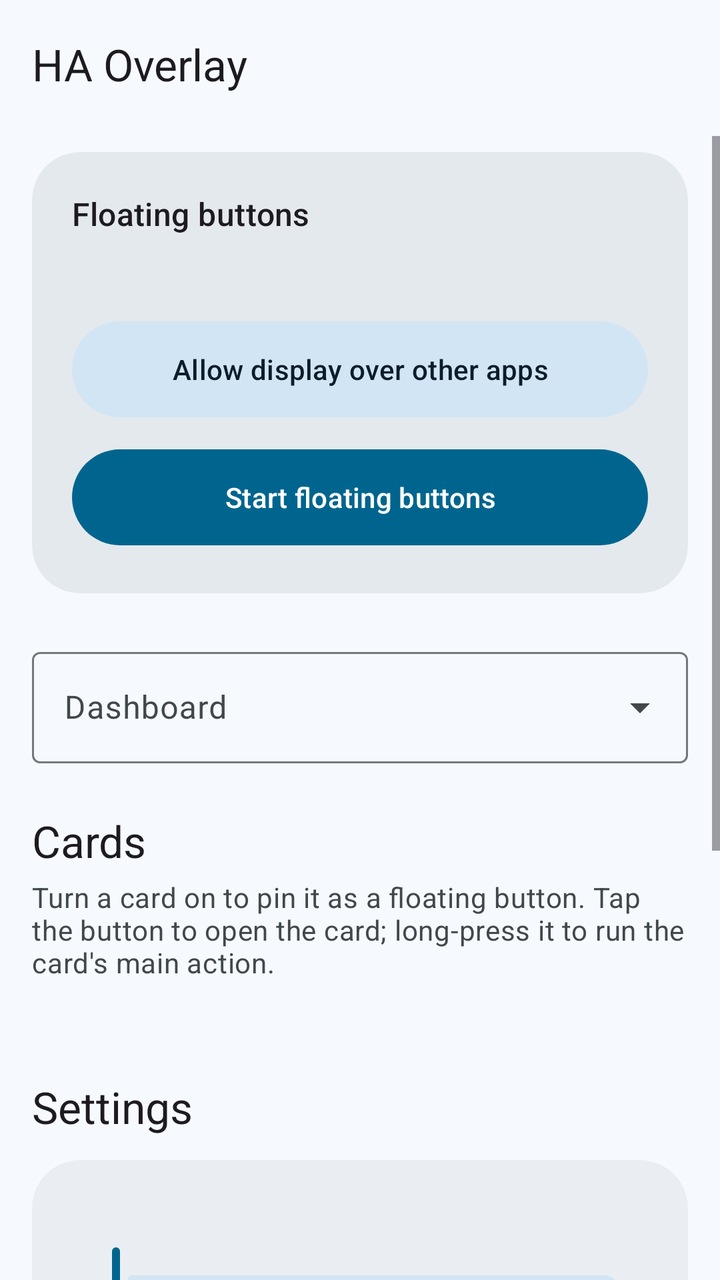
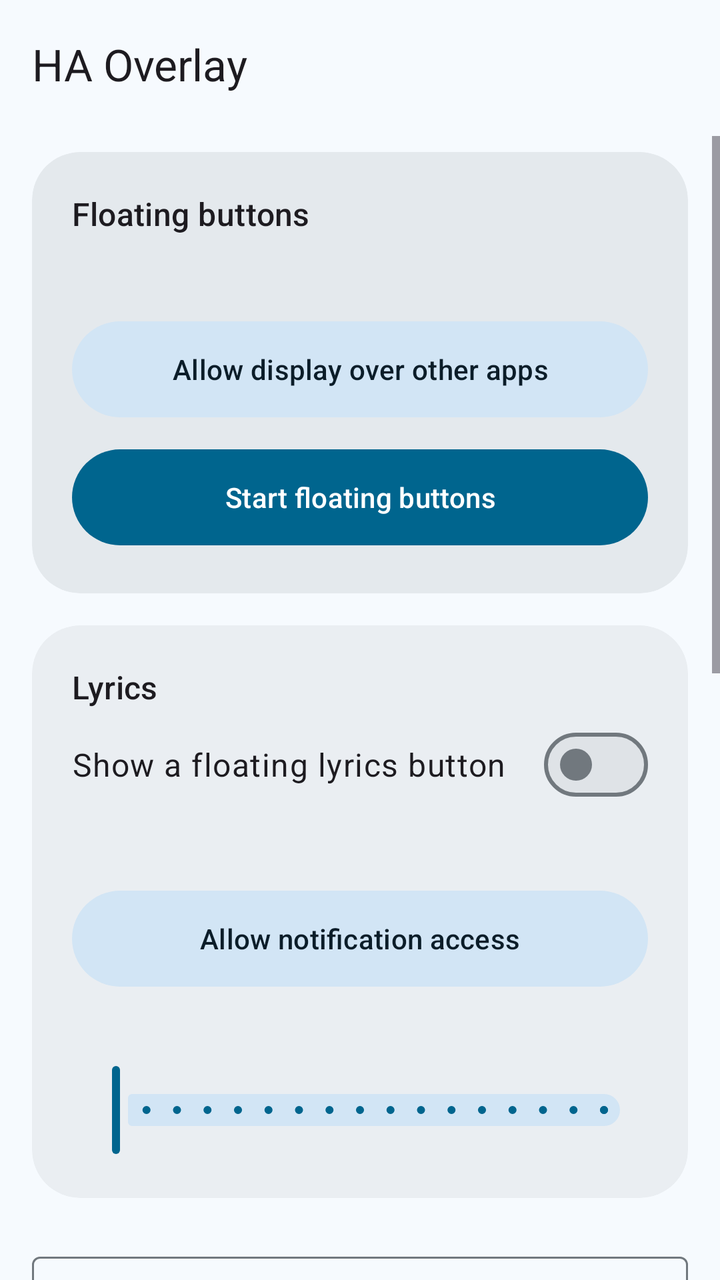

Before-and-after screenshots of an Android layout around one commit, followed by the original layout XML and the change that was made.
<!-- AndroidManifest.xml: application theme Theme.HAOverlay -->
<!-- res/layout/activity_main.xml -->
<?xml version="1.0" encoding="utf-8"?>
<LinearLayout xmlns:android="http://schemas.android.com/apk/res/android"
    xmlns:app="http://schemas.android.com/apk/res-auto"
    android:layout_width="match_parent"
    android:layout_height="match_parent"
    android:background="?android:attr/colorBackground"
    android:fitsSystemWindows="true"
    android:orientation="vertical">

    <com.google.android.material.appbar.MaterialToolbar
        android:id="@+id/toolbar"
        android:layout_width="match_parent"
        android:layout_height="?attr/actionBarSize"
        app:subtitleTextAppearance="?attr/textAppearanceBodySmall"
        app:title="@string/app_name" />

    <com.google.android.material.progressindicator.LinearProgressIndicator
        android:id="@+id/progress"
        android:layout_width="match_parent"
        android:layout_height="wrap_content"
        android:indeterminate="true"
        android:visibility="invisible" />

    <ScrollView
        android:layout_width="match_parent"
        android:layout_height="0dp"
        android:layout_weight="1">

        <LinearLayout
            android:layout_width="match_parent"
            android:layout_height="wrap_content"
            android:orientation="vertical"
            android:paddingStart="16dp"
            android:paddingTop="8dp"
            android:paddingEnd="16dp"
            android:paddingBottom="32dp">

            
            <com.google.android.material.card.MaterialCardView
                style="@style/Widget.Material3.CardView.Filled"
                android:layout_width="match_parent"
                android:layout_height="wrap_content"
                app:cardBackgroundColor="?attr/colorSurfaceContainerHigh"
                app:cardCornerRadius="24dp">

                <LinearLayout
                    android:layout_width="match_parent"
                    android:layout_height="wrap_content"
                    android:orientation="vertical"
                    android:padding="20dp">

                    <TextView
                        android:layout_width="wrap_content"
                        android:layout_height="wrap_content"
                        android:text="@string/overlay_title"
                        android:textAppearance="?attr/textAppearanceTitleMedium" />

                    <TextView
                        android:id="@+id/overlay_status"
                        android:layout_width="match_parent"
                        android:layout_height="wrap_content"
                        android:layout_marginTop="4dp"
                        android:textAppearance="?attr/textAppearanceBodyMedium"
                        android:textColor="?attr/colorOnSurfaceVariant" />

                    <com.google.android.material.button.MaterialButton
                        android:id="@+id/grant_overlay"
                        style="@style/Widget.Material3.Button.TonalButton"
                        android:layout_width="match_parent"
                        android:layout_height="wrap_content"
                        android:layout_marginTop="16dp"
                        android:minHeight="56dp"
                        android:text="@string/grant_overlay" />

                    <com.google.android.material.button.MaterialButton
                        android:id="@+id/start_stop"
                        android:layout_width="match_parent"
                        android:layout_height="wrap_content"
                        android:layout_marginTop="8dp"
                        android:minHeight="56dp"
                        android:text="@string/start_overlay" />
                </LinearLayout>
            </com.google.android.material.card.MaterialCardView>

            
            <com.google.android.material.textfield.TextInputLayout
                android:id="@+id/dashboard_layout"
                style="@style/Widget.Material3.TextInputLayout.OutlinedBox.ExposedDropdownMenu"
                android:layout_width="match_parent"
                android:layout_height="wrap_content"
                android:layout_marginTop="24dp"
                android:hint="@string/dashboard">

                <com.google.android.material.textfield.MaterialAutoCompleteTextView
                    android:id="@+id/dashboard_input"
                    android:layout_width="match_parent"
                    android:layout_height="wrap_content"
                    android:inputType="none" />
            </com.google.android.material.textfield.TextInputLayout>

            <TextView
                android:layout_width="wrap_content"
                android:layout_height="wrap_content"
                android:layout_marginTop="24dp"
                android:text="@string/cards_title"
                android:textAppearance="?attr/textAppearanceTitleLarge" />

            <TextView
                android:layout_width="match_parent"
                android:layout_height="wrap_content"
                android:layout_marginTop="4dp"
                android:text="@string/cards_subtitle"
                android:textAppearance="?attr/textAppearanceBodyMedium"
                android:textColor="?attr/colorOnSurfaceVariant" />

            <TextView
                android:id="@+id/cards_message"
                android:layout_width="match_parent"
                android:layout_height="wrap_content"
                android:layout_marginTop="16dp"
                android:textAppearance="?attr/textAppearanceBodyMedium"
                android:visibility="gone" />

            <LinearLayout
                android:id="@+id/cards_container"
                android:layout_width="match_parent"
                android:layout_height="wrap_content"
                android:layout_marginTop="12dp"
                android:orientation="vertical" />

            <TextView
                android:id="@+id/other_title"
                android:layout_width="wrap_content"
                android:layout_height="wrap_content"
                android:layout_marginTop="24dp"
                android:text="@string/other_pinned"
                android:textAppearance="?attr/textAppearanceTitleMedium"
                android:visibility="gone" />

            <LinearLayout
                android:id="@+id/other_container"
                android:layout_width="match_parent"
                android:layout_height="wrap_content"
                android:layout_marginTop="12dp"
                android:orientation="vertical" />

            
            <TextView
                android:layout_width="wrap_content"
                android:layout_height="wrap_content"
                android:layout_marginTop="24dp"
                android:text="@string/settings_title"
                android:textAppearance="?attr/textAppearanceTitleLarge" />

            <com.google.android.material.card.MaterialCardView
                style="@style/Widget.Material3.CardView.Filled"
                android:layout_width="match_parent"
                android:layout_height="wrap_content"
                android:layout_marginTop="12dp"
                app:cardBackgroundColor="?attr/colorSurfaceContainer"
                app:cardCornerRadius="24dp">

                <LinearLayout
                    android:layout_width="match_parent"
                    android:layout_height="wrap_content"
                    android:orientation="vertical"
                    android:padding="20dp">

                    <TextView
                        android:id="@+id/fab_size_label"
                        android:layout_width="wrap_content"
                        android:layout_height="wrap_content"
                        android:textAppearance="?attr/textAppearanceBodyLarge" />

                    <com.google.android.material.slider.Slider
                        android:id="@+id/fab_size"
                        android:layout_width="match_parent"
                        android:layout_height="wrap_content"
                        android:stepSize="4"
                        android:valueFrom="40"
                        android:valueTo="120" />

                    <TextView
                        android:id="@+id/panel_width_label"
                        android:layout_width="wrap_content"
                        android:layout_height="wrap_content"
                        android:layout_marginTop="8dp"
                        android:textAppearance="?attr/textAppearanceBodyLarge" />

                    <com.google.android.material.slider.Slider
                        android:id="@+id/panel_width"
                        android:layout_width="match_parent"
                        android:layout_height="wrap_content"
                        android:stepSize="20"
                        android:valueFrom="280"
                        android:valueTo="640" />

                    <com.google.android.material.materialswitch.MaterialSwitch
                        android:id="@+id/close_outside"
                        android:layout_width="match_parent"
                        android:layout_height="wrap_content"
                        android:layout_marginTop="8dp"
                        android:minHeight="56dp"
                        android:text="@string/close_outside"
                        android:textAppearance="?attr/textAppearanceBodyLarge" />

                    <com.google.android.material.materialswitch.MaterialSwitch
                        android:id="@+id/start_on_boot"
                        android:layout_width="match_parent"
                        android:layout_height="wrap_content"
                        android:minHeight="56dp"
                        android:text="@string/start_on_boot"
                        android:textAppearance="?attr/textAppearanceBodyLarge" />

                    <com.google.android.material.button.MaterialButton
                        android:id="@+id/reset_positions"
                        style="@style/Widget.Material3.Button.OutlinedButton"
                        android:layout_width="match_parent"
                        android:layout_height="wrap_content"
                        android:layout_marginTop="8dp"
                        android:minHeight="56dp"
                        android:text="@string/reset_positions" />
                </LinearLayout>
            </com.google.android.material.card.MaterialCardView>
        </LinearLayout>
    </ScrollView>
</LinearLayout>
<!-- resources referenced by this layout -->
<resources>
  <string name="app_name">HA Overlay</string>
  <string name="cards_subtitle">Turn a card on to pin it as a floating button. Tap the button to open the card; long-press it to run the card\'s main action.</string>
  <string name="cards_title">Cards</string>
  <string name="close_outside">Close card popup when tapping outside</string>
  <string name="dashboard">Dashboard</string>
  <string name="grant_overlay">Allow display over other apps</string>
  <string name="other_pinned">Pinned from other dashboards</string>
  <string name="overlay_title">Floating buttons</string>
  <string name="reset_positions">Reset button positions</string>
  <string name="settings_title">Settings</string>
  <string name="start_on_boot">Start when the car starts</string>
  <string name="start_overlay">Start floating buttons</string>
  <color name="m3_primary">#FF00658E</color>
  <color name="m3_on_primary">#FFFFFFFF</color>
  <color name="m3_primary_container">#FFC7E7FF</color>
  <color name="m3_on_primary_container">#FF001E2E</color>
  <color name="m3_secondary">#FF4F616E</color>
  <color name="m3_on_secondary">#FFFFFFFF</color>
  <color name="m3_secondary_container">#FFD2E5F5</color>
  <color name="m3_on_secondary_container">#FF0B1D29</color>
  <color name="m3_tertiary">#FF63597C</color>
  <color name="m3_on_tertiary">#FFFFFFFF</color>
  <color name="m3_tertiary_container">#FFE9DDFF</color>
  <color name="m3_on_tertiary_container">#FF1F1635</color>
  <color name="m3_error">#FFBA1A1A</color>
  <color name="m3_on_error">#FFFFFFFF</color>
  <color name="m3_error_container">#FFFFDAD6</color>
  <color name="m3_on_error_container">#FF410002</color>
  <color name="m3_background">#FFF6FAFE</color>
  <color name="m3_on_background">#FF171C1F</color>
  <color name="m3_surface">#FFF6FAFE</color>
  <color name="m3_on_surface">#FF171C1F</color>
  <color name="m3_surface_variant">#FFDDE3EA</color>
  <color name="m3_on_surface_variant">#FF41484D</color>
  <color name="m3_outline">#FF71787E</color>
  <color name="m3_outline_variant">#FFC1C7CE</color>
  <color name="m3_surface_container_lowest">#FFFFFFFF</color>
  <color name="m3_surface_container_low">#FFF0F4F8</color>
  <color name="m3_surface_container">#FFEAEEF2</color>
  <color name="m3_surface_container_high">#FFE4E9ED</color>
  <color name="m3_surface_container_highest">#FFDFE3E7</color>
  <!-- unchanged entries left out for length: 1 -->
</resources>

<!-- the commit's change to res/layout/activity_main.xml (unified diff, before → after) -->
@@ -83,6 +83,68 @@
             </com.google.android.material.card.MaterialCardView>
 
             
+            <com.google.android.material.card.MaterialCardView
+                style="@style/Widget.Material3.CardView.Filled"
+                android:layout_width="match_parent"
+                android:layout_height="wrap_content"
+                android:layout_marginTop="16dp"
+                app:cardBackgroundColor="?attr/colorSurfaceContainer"
+                app:cardCornerRadius="24dp">
+
+                <LinearLayout
+                    android:layout_width="match_parent"
+                    android:layout_height="wrap_content"
+                    android:orientation="vertical"
+                    android:padding="20dp">
+
+                    <TextView
+                        android:layout_width="wrap_content"
+                        android:layout_height="wrap_content"
+                        android:text="@string/lyrics_title"
+                        android:textAppearance="?attr/textAppearanceTitleMedium" />
+
+                    <com.google.android.material.materialswitch.MaterialSwitch
+                        android:id="@+id/lyrics_switch"
+                        android:layout_width="match_parent"
+                        android:layout_height="wrap_content"
+                        android:minHeight="56dp"
+                        android:text="@string/lyrics_switch"
+                        android:textAppearance="?attr/textAppearanceBodyLarge" />
+
+                    <TextView
+                        android:id="@+id/lyrics_status"
+                        android:layout_width="match_parent"
+                        android:layout_height="wrap_content"
+                        android:textAppearance="?attr/textAppearanceBodyMedium"
+                        android:textColor="?attr/colorOnSurfaceVariant" />
+
+                    <com.google.android.material.button.MaterialButton
+                        android:id="@+id/lyrics_access"
+                        style="@style/Widget.Material3.Button.TonalButton"
+                        android:layout_width="match_parent"
+                        android:layout_height="wrap_content"
+                        android:layout_marginTop="12dp"
+                        android:minHeight="56dp"
+                        android:text="@string/lyrics_access" />
+
+                    <TextView
+                        android:id="@+id/lyrics_size_label"
+                        android:layout_width="wrap_content"
+                        android:layout_height="wrap_content"
+                        android:layout_marginTop="12dp"
+                        android:textAppearance="?attr/textAppearanceBodyLarge" />
+
+                    <com.google.android.material.slider.Slider
+                        android:id="@+id/lyrics_size"
+                        android:layout_width="match_parent"
+                        android:layout_height="wrap_content"
+                        android:stepSize="2"
+                        android:valueFrom="16"
+                        android:valueTo="48" />
+                </LinearLayout>
+            </com.google.android.material.card.MaterialCardView>
+
+            
             <com.google.android.material.textfield.TextInputLayout
                 android:id="@+id/dashboard_layout"
                 style="@style/Widget.Material3.TextInputLayout.OutlinedBox.ExposedDropdownMenu"
<!-- resource entries referenced after the edit -->
@@ -6,6 +6,9 @@
   <string name="close_outside">Close card popup when tapping outside</string>
   <string name="dashboard">Dashboard</string>
   <string name="grant_overlay">Allow display over other apps</string>
+  <string name="lyrics_access">Allow notification access</string>
+  <string name="lyrics_switch">Show a floating lyrics button</string>
+  <string name="lyrics_title">Lyrics</string>
   <string name="other_pinned">Pinned from other dashboards</string>
   <string name="overlay_title">Floating buttons</string>
   <string name="reset_positions">Reset button positions</string>
